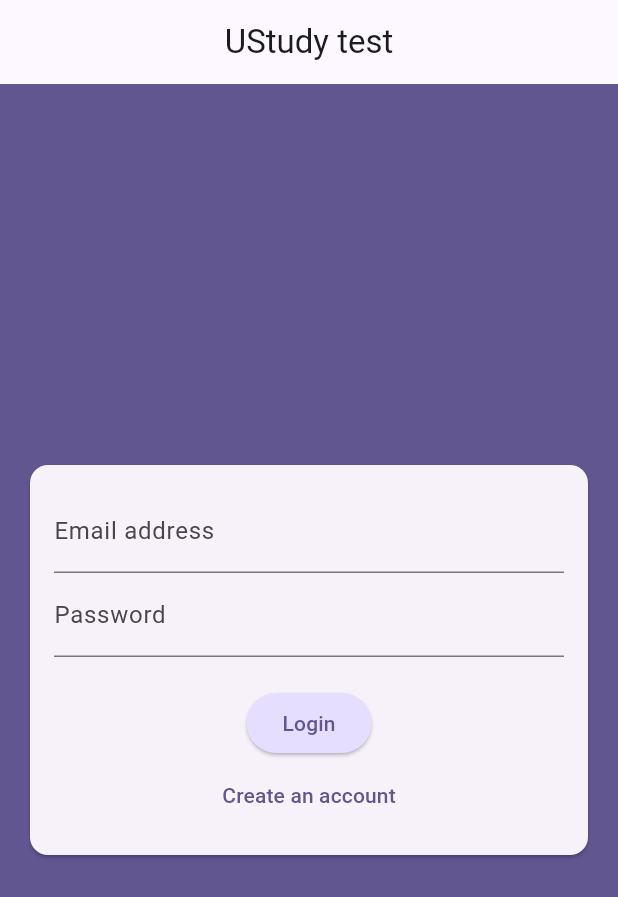
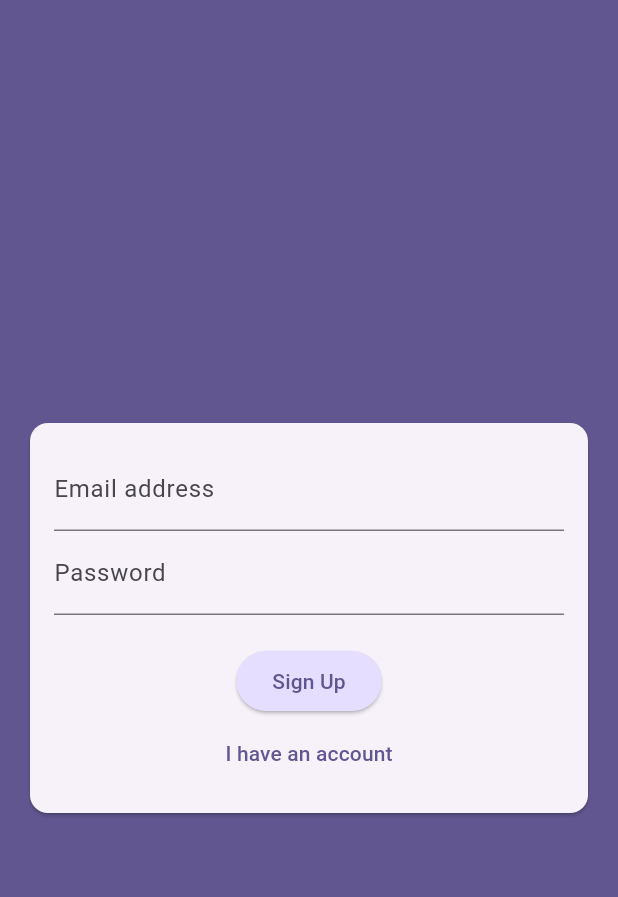
Before and after one commit to IsroilovA/ustudy-test-chat-app, a Flutter app: the screen it shows after launch, on a phone screen of 412 x 824 dp. Shown: the top 897 px of the screen. Run offline on Flutter 3.47's test engine with Material 3 defaults, Android fonts, the phone set to English and light mode, and no system bars; our stand-ins replace bloc, firebase_auth, firebase_core, flutter_bloc; accounts and stored records are empty; generated files the repository leaves out were written again.

Commit message:
log in / sigh in added

```diff
--- a/lib/auth/auth_screen.dart
+++ b/lib/auth/auth_screen.dart
@@ -13,70 +13,24 @@ class AuthScreen extends StatefulWidget {
 
 class _AuthScreenState extends State<AuthScreen> {
   final _form = GlobalKey<FormState>();
-  var _isLogin = true;
-  var _isAuthenticating = false;
-
+  var _enteredEmail = '';
+  var _enteredPassword = '';
   void _submit() async {
     final isValid = _form.currentState!.validate();
     if (!isValid) {
       return;
     }
     _form.currentState!.save();
-    BlocProvider.of<AuthCubit>(context).auth();
-    //catch any firebase error
-    // try {
-    //   setState(() {
-    //     _isAuthenticating = true;
-    //   });
-    //   if (_isLogin) {
-    //     //log users in
-    //     await _firebase.signInWithEmailAndPassword(
-    //       email: _enteredEmail,
-    //       password: _enteredPassword,
-    //     );
-    //   } else {
-    //     //sign up
-    //     final userCredentials = await _firebase.createUserWithEmailAndPassword(
-    //       email: _enteredEmail,
-    //       password: _enteredPassword,
-    //     );
-    //     final storageRef = FirebaseStorage.instance
-    //         .ref()
-    //         .child('user_images')
-    //         .child('${userCredentials.user!.uid}.jpg');
-    //     await storageRef.putFile(_selectedImage!);
-    //     final imageUrl = await storageRef.getDownloadURL();
-
-    //     await FirebaseFirestore.instance
-    //         .collection('users')
-    //         .doc(userCredentials.user!.uid)
-    //         .set({
-    //       'username': _enteredUsername,
-    //       'email': _enteredEmail,
-    //       'image_url': imageUrl,
-    //     });
-    //   }
-    // } on FirebaseAuthException catch (e) {
-    //   ScaffoldMessenger.of(context).clearSnackBars();
-    //   ScaffoldMessenger.of(context).showSnackBar(
-    //     SnackBar(
-    //       content: Text(e.message ?? 'Authentication failed'),
-    //     ),
-    //   );
-    //   setState(() {
-    //     _isAuthenticating = false;
-    //   });
-    // }
+    BlocProvider.of<AuthCubit>(context).auth(
+      email: _enteredEmail,
+      password: _enteredPassword,
+    );
   }
 
   @override
   Widget build(BuildContext context) {
     return Scaffold(
       backgroundColor: Theme.of(context).colorScheme.primary,
-      appBar: AppBar(
-        title: const Text("UStudy test"),
-        centerTitle: true,
-      ),
       body: Center(
         child: Card(
           margin: const EdgeInsets.all(20),
@@ -102,9 +56,9 @@ class _AuthScreenState extends State<AuthScreen> {
                       }
                       return null;
                     },
-                    // onSaved: (value) {
-                    //   _enteredEmail = value!;
-                    // },
+                    onSaved: (value) {
+                      _enteredEmail = value!;
+                    },
                   ),
                   TextFormField(
                     validator: (value) {
@@ -117,32 +71,63 @@ class _AuthScreenState extends State<AuthScreen> {
                       labelText: 'Password',
                     ),
                     obscureText: true,
-                    // onSaved: (value) {
-                    //   _enteredPassword = value!;
-                    // },
+                    onSaved: (value) {
+                      _enteredPassword = value!;
+                    },
                   ),
                   const SizedBox(height: 20),
-                  // if (_isAuthenticating)
-                  //   const CircularProgressIndicator.adaptive(),
-                  // if (!_isAuthenticating)
+                  BlocConsumer<AuthCubit, AuthState>(
+                    listener: (context, state) {
+                      if (state is AuthError) {
+                        ScaffoldMessenger.of(context).clearSnackBars();
+                        ScaffoldMessenger.of(context).showSnackBar(
+                          SnackBar(
+                            content:
+                                Text(state.message ?? 'Authentication failed'),
+                          ),
+                        );
+                      }
+                    },
+                    builder: (context, state) {
+                      if (state is AuthLoading) {
+                        return const CircularProgressIndicator.adaptive();
+                      }
+                      return Column(
+                        children: [
                           ElevatedButton(
                             style: ElevatedButton.styleFrom(
-                      backgroundColor:
-                          Theme.of(context).colorScheme.primaryContainer,
+                              backgroundColor: Theme.of(context)
+                                  .colorScheme
+                                  .primaryContainer,
                             ),
-                    onPressed: () {},
-                    child: Text(_isLogin ? 'Login' : "Sign Up"),
+                            onPressed: () {
+                              final isValid = _form.currentState!.validate();
+                              if (!isValid) {
+                                return;
+                              }
+                              _form.currentState!.save();
+                              BlocProvider.of<AuthCubit>(context).auth(
+                                email: _enteredEmail,
+                                password: _enteredPassword,
+                              );
+                            },
+                            child: Text(state.isLogin ? 'Login' : "Sign Up"),
                           ),
-                  // if (!_isAuthenticating)
                           TextButton(
                             onPressed: () {
                               setState(() {
-                        _isLogin = !_isLogin;
+                                BlocProvider.of<AuthCubit>(context).changeMod();
                               });
                             },
                             child: Text(
-                      _isLogin ? "Create an account" : 'I have an account',
+                              state.isLogin
+                                  ? "Create an account"
+                                  : 'I have an account',
                             ),
+                          ),
+                        ],
+                      );
+                    },
                   ),
                 ],
               ),
--- a/lib/auth/cubit/auth_state.dart
+++ b/lib/auth/cubit/auth_state.dart
@@ -1,6 +1,24 @@
 part of 'auth_cubit.dart';
 
 @immutable
-sealed class AuthState {}
+sealed class AuthState {
+  final bool isLogin;
+  const AuthState(this.isLogin);
+}
 
-final class AuthInitial extends AuthState {}
+final class AuthInitial extends AuthState {
+  const AuthInitial(super.isLogin);
+}
+
+final class AuthModChanged extends AuthState {
+  const AuthModChanged(super.isLogin);
+}
+
+final class AuthLoading extends AuthState {
+  const AuthLoading(super.isLogin);
+}
+
+final class AuthError extends AuthState {
+  final String? message;
+  const AuthError(super.isLogin, this.message);
+}
--- a/lib/main.dart
+++ b/lib/main.dart
@@ -1,6 +1,8 @@
 import 'package:firebase_core/firebase_core.dart';
 import 'package:flutter/material.dart';
+import 'package:flutter_bloc/flutter_bloc.dart';
 import 'package:ustudy_test_task/auth/auth_screen.dart';
+import 'package:ustudy_test_task/auth/cubit/auth_cubit.dart';
 import 'package:ustudy_test_task/firebase_options.dart';
 
 void main() async {
@@ -22,7 +24,10 @@ class MyApp extends StatelessWidget {
       theme: ThemeData().copyWith(
           colorScheme: ColorScheme.fromSeed(
               seedColor: const Color.fromARGB(255, 63, 17, 177))),
-      home: const AuthScreen(),
+      home: BlocProvider(
+        create: (context) => AuthCubit(),
+        child: const AuthScreen(),
+      ),
     );
   }
 }
```
Also changed, not shown: lib/auth/cubit/auth_cubit.dart (+28 -2 lines), lib/chat/chat_screen.dart (added). Lines whose indentation alone changed are shown as unchanged.
